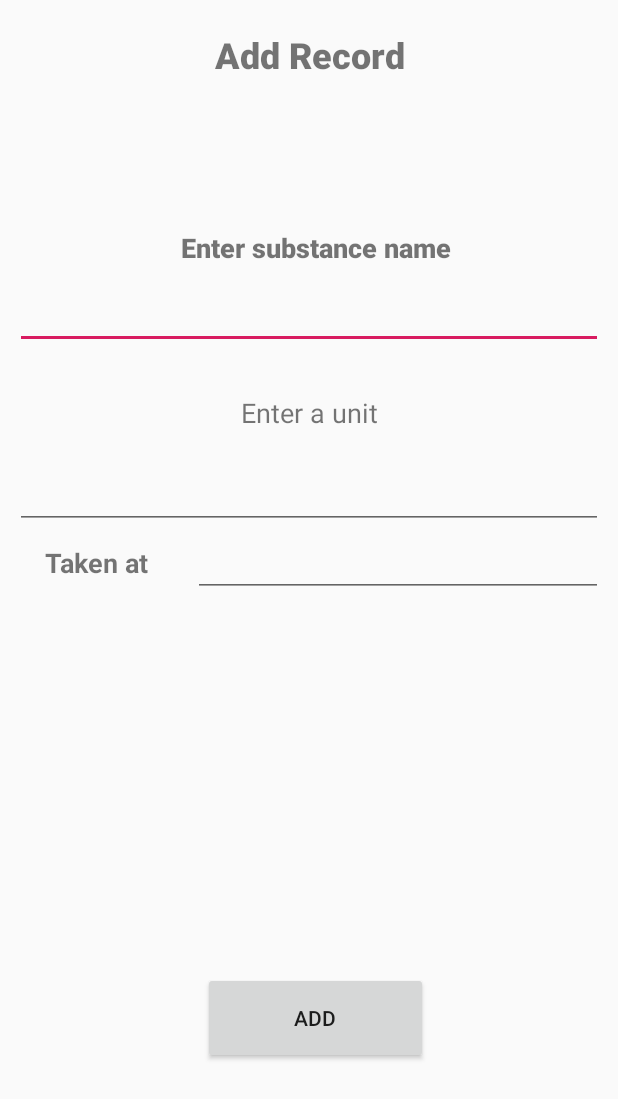
After one commit to acamara2016/AppTracker, an Android app: the layout fragment_customsubstance.xml on its own in the app's theme, with its tools: preview values and no code run, on a phone screen of 412 x 824 dp. The commit adds this screen. Shown: the top 1099 px of the screen. Run offline under Robolectric (Android 15) with nearby library versions, the phone set to English and light mode, and no system bars.

Commit message:
Iteration 1

```diff
--- a/app/src/main/java/com/example/softwareen/Main2Activity.java
+++ b/app/src/main/java/com/example/softwareen/Main2Activity.java
@@ -68,10 +68,10 @@ public class Main2Activity extends AppCompatActivity {
     }
     //change UI when user choose to add new substance
     public void add_newSubstance(View view){
-        //setContentView();
+        setContentView(R.layout.fragment_customsubstance);
     }
     public void backToMainUI(View view){
-        setContentView(R.layout.fragment_home);
+     //   setContentView(R.layout.activity_main2);
     }
 
     @Override
--- /dev/null
+++ b/app/src/main/res/layout/fragment_customsubstance.xml
@@ -0,0 +1,110 @@
+<?xml version="1.0" encoding="utf-8"?>
+<LinearLayout xmlns:android="http://schemas.android.com/apk/res/android"
+    xmlns:app="http://schemas.android.com/apk/res-auto"
+    android:layout_width="match_parent"
+    android:layout_height="match_parent"
+    android:orientation="vertical">
+
+    <ScrollView
+        android:layout_width="match_parent"
+        android:layout_height="match_parent">
+
+        <LinearLayout
+            android:layout_width="match_parent"
+            android:layout_height="wrap_content"
+            android:orientation="vertical" >
+
+            <TextView
+                android:id="@+id/textView7"
+                android:layout_width="match_parent"
+                android:layout_height="wrap_content"
+                android:layout_marginTop="20dp"
+                android:fontFamily="sans-serif-black"
+                android:text="Add Record"
+                android:textAlignment="center"
+                android:textSize="24sp" />
+
+            <TextView
+                android:id="@+id/textView8"
+                android:layout_width="match_parent"
+                android:layout_height="wrap_content"
+                android:layout_marginLeft="10dp"
+                android:layout_marginTop="100dp"
+                android:fontFamily="sans-serif-black"
+                android:text="Enter substance name"
+                android:textAlignment="center"
+                android:textSize="18sp"
+                android:textStyle="bold" />
+
+            <EditText
+                android:id="@+id/substance_name"
+                android:layout_width="match_parent"
+                android:layout_height="wrap_content"
+                android:layout_marginLeft="10dp"
+                android:layout_marginTop="10dp"
+                android:layout_marginRight="10dp"
+                android:ems="10"
+                android:inputType="textPersonName" />
+
+            <TextView
+                android:id="@+id/textView10"
+                android:layout_width="match_parent"
+                android:layout_height="wrap_content"
+                android:layout_marginLeft="10dp"
+                android:layout_marginTop="30dp"
+                android:layout_marginRight="10dp"
+                android:fontFamily="sans-serif-black+"
+                android:text="Enter a unit"
+                android:textAlignment="center"
+                android:textSize="18sp" />
+
+            <EditText
+                android:id="@+id/substance_unit"
+                android:layout_width="match_parent"
+                android:layout_height="wrap_content"
+                android:layout_marginLeft="10dp"
+                android:layout_marginTop="20dp"
+                android:layout_marginRight="10dp"
+                android:ems="10"
+                android:inputType="number" />
+
+            <LinearLayout
+                android:layout_width="match_parent"
+                android:layout_height="match_parent"
+                android:orientation="horizontal">
+
+                <TextView
+                    android:id="@+id/textView11"
+                    android:layout_width="wrap_content"
+                    android:layout_height="wrap_content"
+                    android:layout_weight="1"
+                    android:text="Taken at"
+                    android:textAlignment="center"
+                    android:textSize="18sp"
+                    android:textStyle="bold" />
+
+                <EditText
+                    android:id="@+id/current_date"
+                    android:layout_width="wrap_content"
+                    android:layout_height="wrap_content"
+                    android:layout_marginRight="10dp"
+                    android:layout_weight="1"
+                    android:ems="10"
+                    android:inputType="date" />
+
+            </LinearLayout>
+
+            <Button
+                android:id="@+id/add_substance_button"
+                android:layout_width="150dp"
+                android:layout_height="61dp"
+                android:layout_marginLeft="135dp"
+                android:layout_marginTop="250dp"
+                android:layout_weight="1"
+                android:onClick="storeNewSubstance"
+                android:text="Add" />
+
+        </LinearLayout>
+    </ScrollView>
+
+</LinearLayout>
--- a/app/src/main/res/layout/fragment_pre_substance.xml
+++ b/app/src/main/res/layout/fragment_pre_substance.xml
@@ -35,6 +35,7 @@
         android:layout_marginTop="100dp"
         android:layout_marginRight="60dp"
         android:minWidth="88dip"
+        android:onClick="storeNewSubstance"
         android:text="Add a new substance"
         android:textAllCaps="true"
         android:textSize="14sp"
--- a/app/src/main/res/layout/user.xml
+++ b/app/src/main/res/layout/user.xml
@@ -42,7 +42,7 @@
         android:text="Enter date of birth" />
 
     <EditText
-        android:id="@+id/date"
+        android:id="@+id/current_date"
         android:layout_width="match_parent"
         android:layout_height="wrap_content"
         android:layout_marginLeft="60dp"
```
Also changed, not shown: app/src/main/java/com/example/softwareen/DatabaseHandler.java (added, +40 -0 lines), app/src/main/java/com/example/softwareen/FirebaseAuthentication.java (added, +20 -0 lines), app/src/main/java/com/example/softwareen/MainActivity.java (+33 -10 lines), app/src/main/java/com/example/softwareen/Substance.java (added, +24 -0 lines), app/src/main/java/com/example/softwareen/User.java (added, +43 -0 lines), 1 other file.
